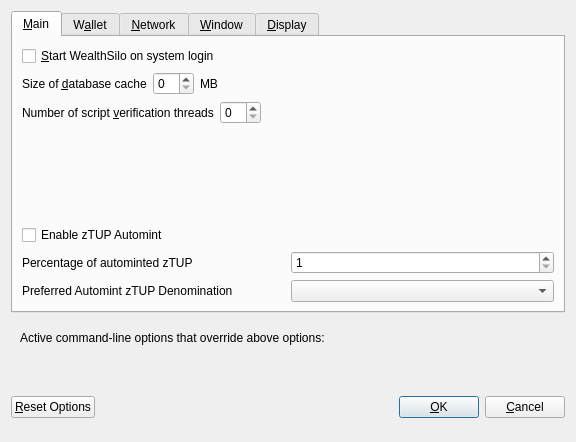
Above: src/qt/forms/optionsdialog.ui from wealth-coin/TenUp before the change. Below: the same form after it.
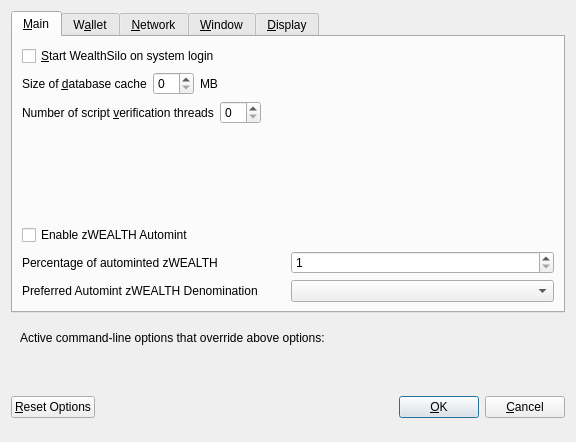
That is the form after the change. Custom widgets are drawn as their Qt base class.

```diff
--- a/src/qt/forms/optionsdialog.ui
+++ b/src/qt/forms/optionsdialog.ui
@@ -139,7 +139,7 @@
           <enum>Qt::LeftToRight</enum>
          </property>
          <property name="text">
-          <string>Enable zTUP Automint</string>
+          <string>Enable zWEALTH Automint</string>
          </property>
         </widget>
        </item>
@@ -151,7 +151,7 @@
             <string>Percentage of incoming TUP which get automatically converted to zTUP via Zerocoin Protocol (min: 10%)</string>
            </property>
            <property name="text">
-            <string>Percentage of autominted zTUP</string>
+            <string>Percentage of autominted zWEALTH</string>
            </property>
           </widget>
          </item>
@@ -184,7 +184,7 @@
             <string>Wait with automatic conversion to Zerocoin until enough TUP for this denomination is available</string>
            </property>
            <property name="text">
-            <string>Preferred Automint zTUP Denomination</string>
+            <string>Preferred Automint zWEALTH Denomination</string>
            </property>
           </widget>
          </item>
```
Left out of the diff: 10 changed lines with no effect on the pictures.
